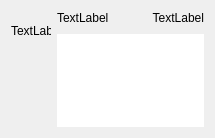
Old version of the form ui/usermessageform.ui in the repository Korostast/chat-database-project.
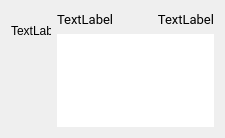
New version of the form. Custom widgets are drawn as their Qt base class.

Commit message: Roboto font. Fixed (I hope) open personal profile in chat.

Diff of the .ui file:
```diff
--- a/ui/usermessageform.ui
+++ b/ui/usermessageform.ui
@@ -32,6 +32,12 @@
            <verstretch>0</verstretch>
           </sizepolicy>
          </property>
+         <property name="font">
+          <font>
+           <family>Roboto</family>
+           <pointsize>10</pointsize>
+          </font>
+         </property>
          <property name="cursor">
           <cursorShape>ArrowCursor</cursorShape>
          </property>
@@ -67,6 +73,12 @@
            <verstretch>0</verstretch>
           </sizepolicy>
          </property>
+         <property name="font">
+          <font>
+           <family>Roboto</family>
+           <pointsize>10</pointsize>
+          </font>
+         </property>
          <property name="text">
           <string>TextLabel</string>
          </property>
@@ -81,7 +93,8 @@
       <widget class="MessageTextEdit" name="message_content">
        <property name="font">
         <font>
-         <pointsize>12</pointsize>
+         <family>Roboto</family>
+         <pointsize>11</pointsize>
         </font>
        </property>
        <property name="contextMenuPolicy">
```
The commit also changes 10 other files.
